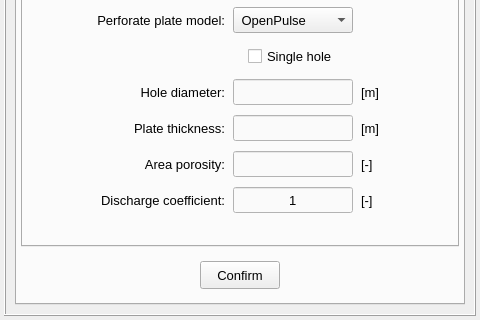
The window that pulse/interface/data/ui_files/model/setup/acoustic/perforated_plate_input.ui (open-pulse/OpenPulse) describes before a commit, drawn with Qt 5; both pictures show x 0 to 480 and y 200 to 520 of the 480 by 520 pixel window.
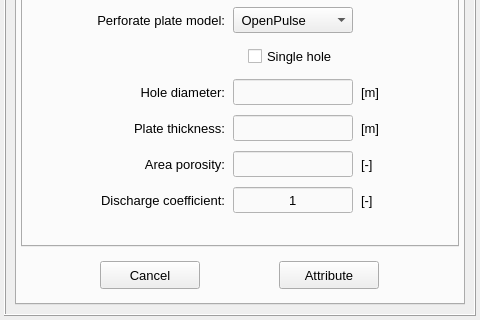
The same window after the commit. Icons and pictures are not drawn.

Commit message: Refactoring the valve class - WIP

```diff
--- a/pulse/interface/data/ui_files/model/setup/acoustic/perforated_plate_input.ui
+++ b/pulse/interface/data/ui_files/model/setup/acoustic/perforated_plate_input.ui
@@ -3128,17 +3128,48 @@
              <property name="spacing">
               <number>0</number>
              </property>
+             <item row="0" column="1">
+              <widget class="QPushButton" name="pushButton_attribute">
+               <property name="minimumSize">
+                <size>
+                 <width>100</width>
+                 <height>28</height>
+                </size>
+               </property>
+               <property name="maximumSize">
+                <size>
+                 <width>100</width>
+                 <height>28</height>
+                </size>
+               </property>
+               <property name="font">
+                <font>
+                 <family>MS Shell Dlg 2</family>
+                 <pointsize>10</pointsize>
+                 <weight>50</weight>
+                 <italic>false</italic>
+                 <bold>false</bold>
+                </font>
+               </property>
+               <property name="styleSheet">
+                <string notr="true"/>
+               </property>
+               <property name="text">
+                <string>Attribute</string>
+               </property>
+              </widget>
+             </item>
              <item row="0" column="0">
               <widget class="QPushButton" name="pushButton_confirm">
                <property name="minimumSize">
                 <size>
-                 <width>80</width>
+                 <width>100</width>
                  <height>28</height>
                 </size>
                </property>
                <property name="maximumSize">
                 <size>
-                 <width>80</width>
+                 <width>100</width>
                  <height>28</height>
                 </size>
                </property>
@@ -3155,7 +3186,7 @@
                 <string notr="true"/>
                </property>
                <property name="text">
-                <string>Confirm</string>
+                <string>Cancel</string>
                </property>
               </widget>
              </item>
```
Left out of the diff: 4 changed lines with no effect on the pictures. The commit also changes 28 other files.
